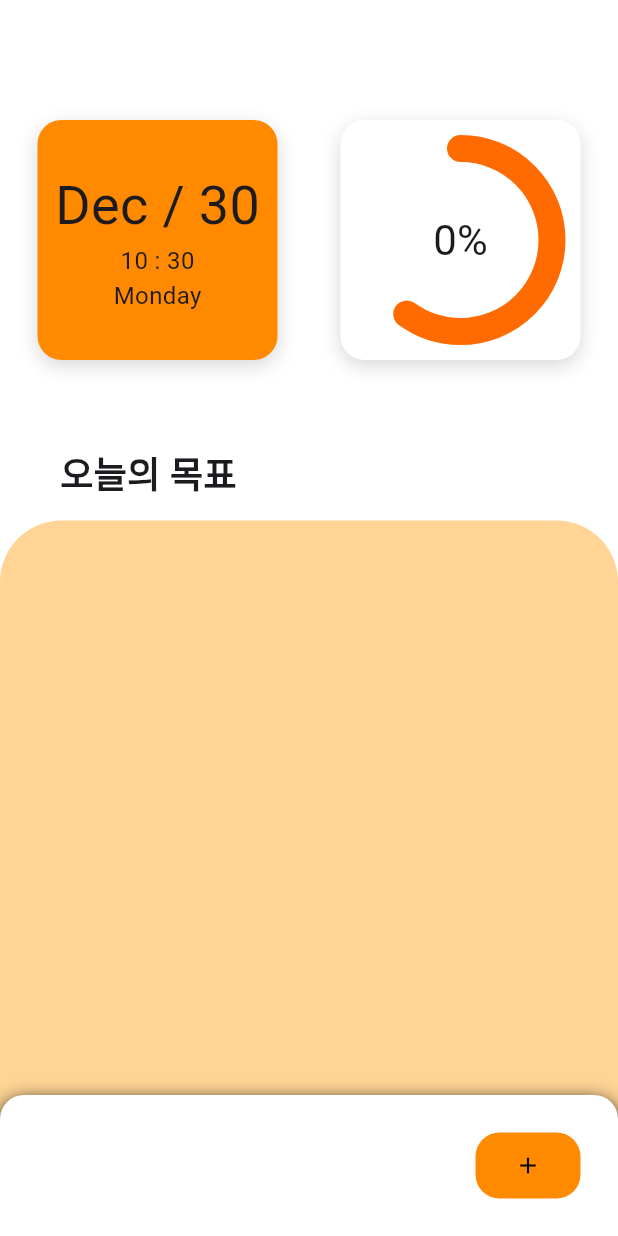
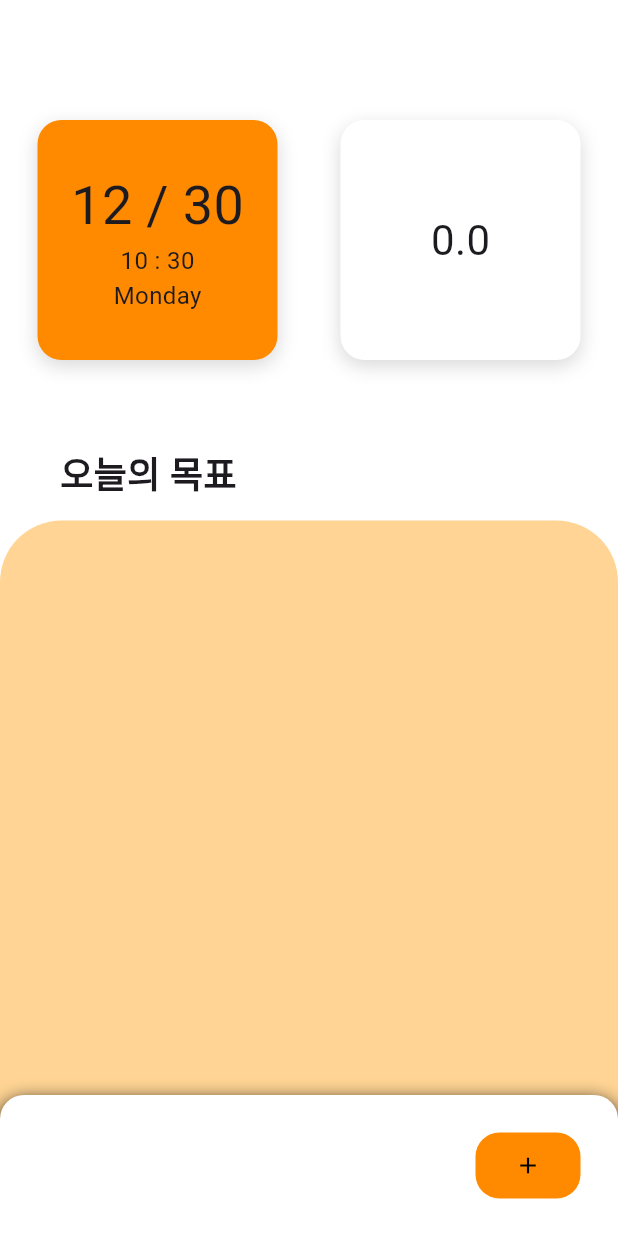
Before and after one commit to DY-FlutterClass-2024/Todolist, a Flutter app: the screen it shows after launch, on a phone screen of 412 x 824 dp. Run offline on Flutter 3.47's test engine with Material 3 defaults, Android fonts, the phone set to English and light mode, and no system bars; drawn by our look-alikes of percent_indicator; our stand-ins replace timer_builder; Roboto replaces fonts that are missing (PretendardBold, PretendardMedium, PretendardRegular); project files that could hold a hidden picture were left out.

Commit message:
error correction

```diff
--- a/lib/today_goal_list.dart
+++ b/lib/today_goal_list.dart
@@ -4,27 +4,24 @@ import 'package:flutter_application_1/learnmore_page.dart';
 import 'package:flutter_application_1/todo_list_page.dart';
 
 class TodayGoalList extends StatefulWidget {
-  const TodayGoalList({super.key});
+  const TodayGoalList({
+    super.key,
+    required this.goals,
+    required this.addGoal,
+    required this.deleteGoal,
+    required this.successGoal,
+  });
+
+  final List<Map<String, dynamic>> goals;
+  final void Function(Map<String, dynamic> newGoal) addGoal;
+  final void Function(Map<String, dynamic> goalToDelete) deleteGoal;
+  final void Function(Map<String, dynamic> goalToSuccess) successGoal;
 
   @override
   State<TodayGoalList> createState() => _TodayGoalListState();
 }
 
 class _TodayGoalListState extends State<TodayGoalList> {
-  List<Map<String, dynamic>> goals = [];
-
-  void addGoal(Map<String, dynamic> newGoal) {
-    setState(() {
-      goals.add(newGoal);
-    });
-  }
-
-  void deleteGoal(Map<String, dynamic> goaltoDelete) {
-    setState(() {
-      goals.remove(goaltoDelete);
-    });
-  }
-
   Widget buildGoalContainer(Map<String, dynamic> goal) {
     return GestureDetector(
         onTap: () {
@@ -32,8 +29,8 @@ class _TodayGoalListState extends State<TodayGoalList> {
               context: context,
               builder: (context) => TodoListLearnmorePage(
                     goal: goal,
-                    onDelete: () => deleteGoal(goal),
-                    onSuccess: () => {goal['isDone']},
+                    onDelete: () => widget.deleteGoal(goal),
+                    onSuccess: () => widget.successGoal(goal),
                   ));
         },
         child: Container(
@@ -165,7 +162,7 @@ class _TodayGoalListState extends State<TodayGoalList> {
                               );
 
                               if (result != null) {
-                                addGoal(result);
+                                widget.addGoal(result);
                               }
                             },
                             style: ButtonStyle(
@@ -199,9 +196,9 @@ class _TodayGoalListState extends State<TodayGoalList> {
                 child: Container(
                   margin: const EdgeInsets.fromLTRB(25, 25, 25, 0),
                   child: ListView.builder(
-                    itemCount: goals.length,
+                    itemCount: widget.goals.length,
                     itemBuilder: (context, index) {
-                      final Map<String, dynamic> goal = goals[index];
+                      final Map<String, dynamic> goal = widget.goals[index];
                       return buildGoalContainer(goal);
                     },
                   ),
--- a/lib/todo_list_page.dart
+++ b/lib/todo_list_page.dart
@@ -12,8 +12,39 @@ class TodoListPage extends StatefulWidget {
 }
 
 class _TodoListPageState extends State<TodoListPage> {
+  List<Map<String, dynamic>> goals = [];
+
+  void addGoal(Map<String, dynamic> newGoal) {
+    setState(() {
+      goals.add(newGoal);
+    });
+  }
+
+  void deleteGoal(Map<String, dynamic> goaltoDelete) {
+    setState(() {
+      goals.remove(goaltoDelete);
+    });
+  }
+
+  void successGoal(Map<String, dynamic> goalToSuccess) {
+    final int goalIndex = goals.indexOf(goalToSuccess);
+    setState(() {
+      goals[goalIndex]['isDone'] = !goals[goalIndex]['isDone'];
+    });
+  }
+
   @override
   Widget build(BuildContext context) {
+    final goalLength = goals.length;
+    final int goalSucces = goals.fold(0, (total, goal) {
+      if (goal['isDone'] == true) {
+        return total + 1;
+      }
+      return total;
+    });
+
+    final percent = goalLength > 0 ? goalSucces / goalLength : 0.0;
+
     return Scaffold(
       backgroundColor: Colors.white,
       body: Column(
@@ -48,7 +79,7 @@ class _TodoListPageState extends State<TodoListPage> {
                       return Column(
                         children: [
                           Text(
-                            DateFormat('MMM / d').format(now),
+                            DateFormat('MM / d').format(now),
                             style: const TextStyle(
                               fontFamily: 'PretendardMedium',
                               fontSize: 36,
@@ -90,25 +121,30 @@ class _TodoListPageState extends State<TodoListPage> {
                   animation: true,
                   lineWidth: 18,
                   radius: 70.0,
-                  percent: 0.6,
-                  center: const Text(
-                    '0%',
-                    style: TextStyle(
+                  percent: percent,
+                  center: Text(
+                    (percent * 100).toStringAsFixed(1),
+                    style: const TextStyle(
                         fontSize: 28, fontFamily: 'PretendardSemiBold'),
                   ),
                   circularStrokeCap: CircularStrokeCap.round,
-                  progressColor: Color(0xffFF6B00),
+                  progressColor: const Color(0xffFF6B00),
                   backgroundColor: Colors.white,
                 ),
               ),
             ],
           ),
           const SizedBox(height: 58),
-          const Expanded(child: TodayGoalList()),
+          Expanded(
+            child: TodayGoalList(
+              goals: goals,
+              addGoal: addGoal,
+              deleteGoal: deleteGoal,
+              successGoal: successGoal,
+            ),
+          ),
         ],
       ),
     );
   }
 }
-
-void main() => runApp(const MaterialApp(home: TodoListPage()));
```
Also changed, not shown: lib/learnmore_page.dart (+9 -8 lines).
